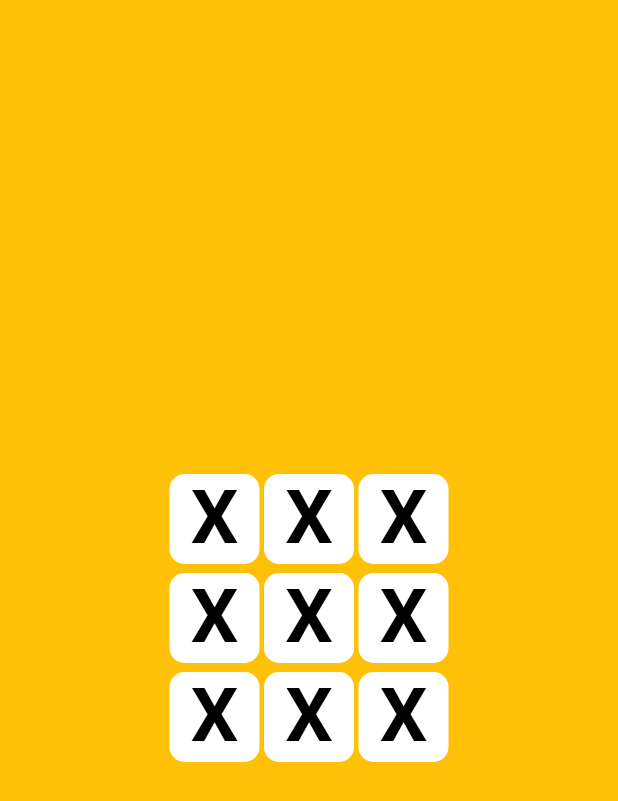
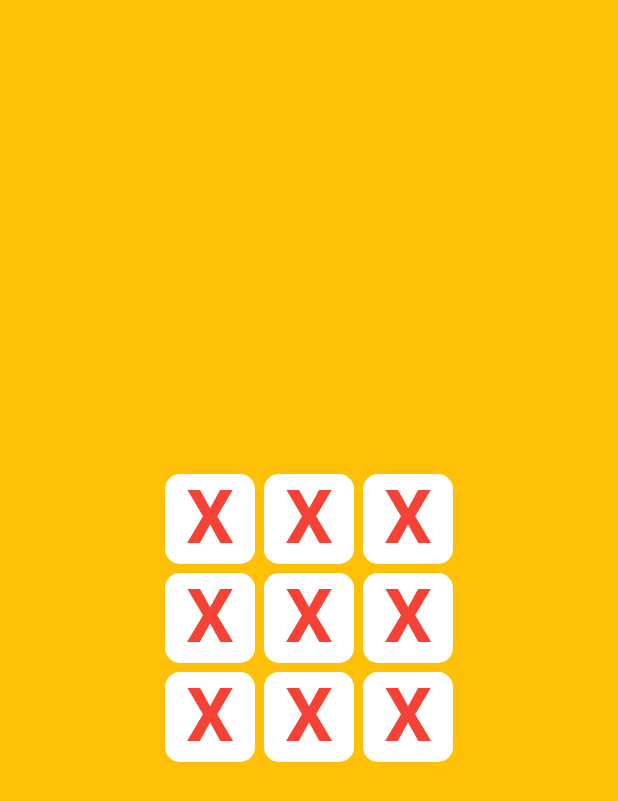
Before and after one commit to tekle-eyesus/tic-tac-toe-game-with-flutter, a Flutter app: the screen it shows after launch, on a phone screen of 412 x 824 dp. Shown: the top 801 px of the screen. Run offline on Flutter 3.47's test engine with Material 3 defaults, Android fonts, the phone set to English and light mode, and no system bars.

Commit message:
each token box in the UI presented in the separated file

```diff
--- a/lib/main.dart
+++ b/lib/main.dart
@@ -1,4 +1,5 @@
 import 'package:flutter/material.dart';
+import 'package:tic_tac_toe_game/widgets/token_box.dart';
 
 void main() {
   runApp(MyApp());
@@ -20,157 +21,25 @@ class MyApp extends StatelessWidget {
             Row(
               mainAxisAlignment: MainAxisAlignment.center,
               children: [
-                Container(
-                    margin: EdgeInsets.all(3),
-                    width: 60,
-                    height: 60,
-                    decoration: BoxDecoration(
-                      color: Colors.white,
-                      borderRadius: BorderRadius.circular(10),
-                    ),
-                    child: DefaultTextStyle(
-                      textAlign: TextAlign.center,
-                      style: TextStyle(
-                          color: Colors.black,
-                          fontSize: 50,
-                          fontWeight: FontWeight.bold),
-                      child: Text("X"),
-                    )),
-                Container(
-                    width: 60,
-                    height: 60,
-                    decoration: BoxDecoration(
-                      color: Colors.white,
-                      borderRadius: BorderRadius.circular(10),
-                    ),
-                    child: DefaultTextStyle(
-                      textAlign: TextAlign.center,
-                      style: TextStyle(
-                          color: Colors.black,
-                          fontSize: 50,
-                          fontWeight: FontWeight.bold),
-                      child: Text("X"),
-                    )),
-                Container(
-                    margin: EdgeInsets.all(3),
-                    width: 60,
-                    height: 60,
-                    decoration: BoxDecoration(
-                      color: Colors.white,
-                      borderRadius: BorderRadius.circular(10),
-                    ),
-                    child: DefaultTextStyle(
-                      textAlign: TextAlign.center,
-                      style: TextStyle(
-                          color: Colors.black,
-                          fontSize: 50,
-                          fontWeight: FontWeight.bold),
-                      child: Text("X"),
-                    ))
+                TokenBox(),
+                TokenBox(),
+                TokenBox(),
               ],
             ),
             Row(
               mainAxisAlignment: MainAxisAlignment.center,
               children: [
-                Container(
-                    margin: EdgeInsets.all(3),
-                    width: 60,
-                    height: 60,
-                    decoration: BoxDecoration(
-                      color: Colors.white,
-                      borderRadius: BorderRadius.circular(10),
-                    ),
-                    child: DefaultTextStyle(
-                      textAlign: TextAlign.center,
-                      style: TextStyle(
-                          color: Colors.black,
-                          fontSize: 50,
-                          fontWeight: FontWeight.bold),
-                      child: Text("X"),
-                    )),
-                Container(
-                    width: 60,
-                    height: 60,
-                    decoration: BoxDecoration(
-                      color: Colors.white,
-                      borderRadius: BorderRadius.circular(10),
-                    ),
-                    child: DefaultTextStyle(
-                      textAlign: TextAlign.center,
-                      style: TextStyle(
-                          color: Colors.black,
-                          fontSize: 50,
-                          fontWeight: FontWeight.bold),
-                      child: Text("X"),
-                    )),
-                Container(
-                    margin: EdgeInsets.all(3),
-                    width: 60,
-                    height: 60,
-                    decoration: BoxDecoration(
-                      color: Colors.white,
-                      borderRadius: BorderRadius.circular(10),
-                    ),
-                    child: DefaultTextStyle(
-                      textAlign: TextAlign.center,
-                      style: TextStyle(
-                          color: Colors.black,
-                          fontSize: 50,
-                          fontWeight: FontWeight.bold),
-                      child: Text("X"),
-                    ))
+                TokenBox(),
+                TokenBox(),
+                TokenBox(),
               ],
             ),
             Row(
               mainAxisAlignment: MainAxisAlignment.center,
               children: [
-                Container(
-                    margin: EdgeInsets.all(3),
-                    width: 60,
-                    height: 60,
-                    decoration: BoxDecoration(
-                      color: Colors.white,
-                      borderRadius: BorderRadius.circular(10),
-                    ),
-                    child: DefaultTextStyle(
-                      textAlign: TextAlign.center,
-                      style: TextStyle(
-                          color: Colors.black,
-                          fontSize: 50,
-                          fontWeight: FontWeight.bold),
-                      child: Text("X"),
-                    )),
-                Container(
-                    width: 60,
-                    height: 60,
-                    decoration: BoxDecoration(
-                      color: Colors.white,
-                      borderRadius: BorderRadius.circular(10),
-                    ),
-                    child: DefaultTextStyle(
-                      textAlign: TextAlign.center,
-                      style: TextStyle(
-                          color: Colors.black,
-                          fontSize: 50,
-                          fontWeight: FontWeight.bold),
-                      child: Text("X"),
-                    )),
-                Container(
-                    margin: EdgeInsets.all(3),
-                    width: 60,
-                    height: 60,
-                    decoration: BoxDecoration(
-                      color: Colors.white,
-                      borderRadius: BorderRadius.circular(10),
-                    ),
-                    child: DefaultTextStyle(
-                      textAlign: TextAlign.center,
-                      style: TextStyle(
-                          color: Colors.black,
-                          fontSize: 50,
-                          fontWeight: FontWeight.bold),
-                      child: Text("X"),
-                    ))
+                TokenBox(),
+                TokenBox(),
+                TokenBox(),
               ],
             )
           ],
--- /dev/null
+++ b/lib/widgets/token_box.dart
@@ -0,0 +1,28 @@
+import 'package:flutter/material.dart';
+
+class TokenBox extends StatefulWidget {
+  const TokenBox({super.key});
+
+  @override
+  State<TokenBox> createState() => _TokenBoxState();
+}
+
+class _TokenBoxState extends State<TokenBox> {
+  @override
+  Widget build(BuildContext context) {
+    return Container(
+        margin: EdgeInsets.all(3),
+        width: 60,
+        height: 60,
+        decoration: BoxDecoration(
+          color: Colors.white,
+          borderRadius: BorderRadius.circular(10),
+        ),
+        child: DefaultTextStyle(
+          textAlign: TextAlign.center,
+          style: TextStyle(
+              color: Colors.red, fontSize: 50, fontWeight: FontWeight.bold),
+          child: Text("X"),
+        ));
+  }
+}
```
